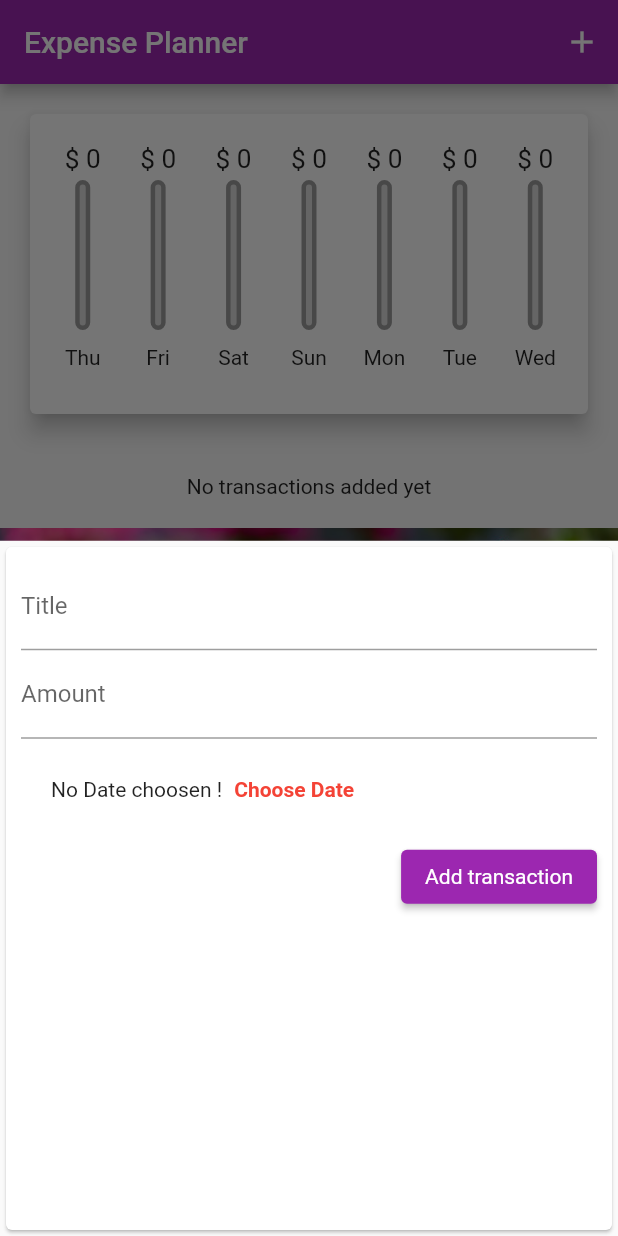
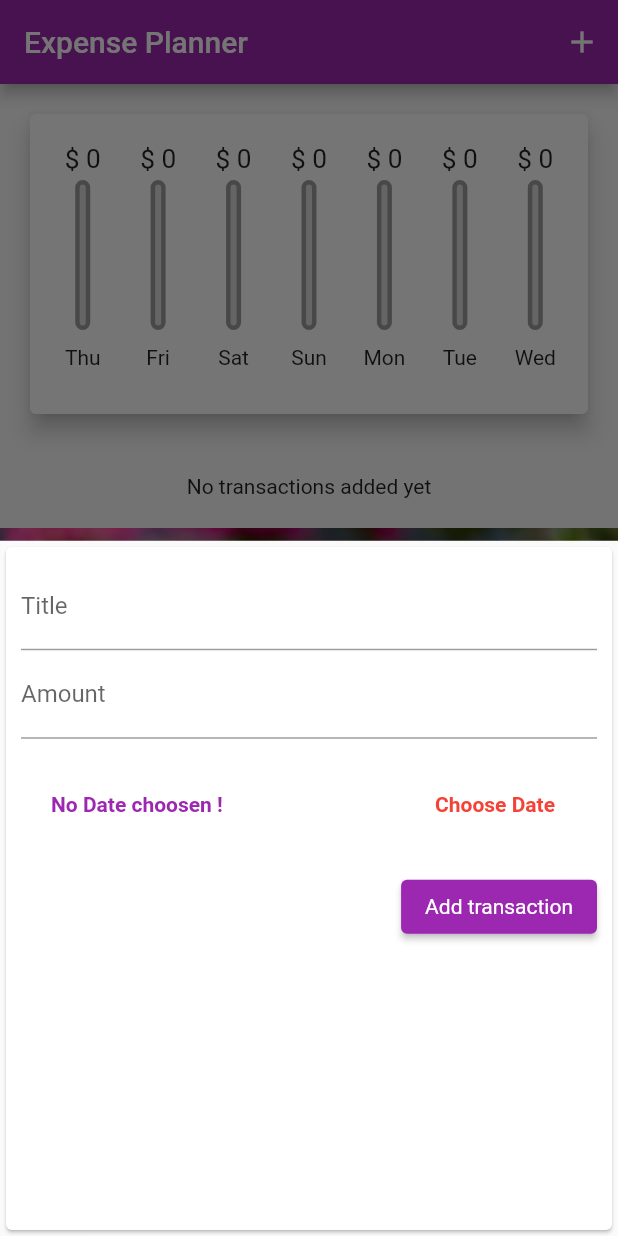
Before and after one commit to JayaSupriya-Somasani/Expense_planner_flutter_app, a Flutter app: the screen it shows after launch, after a tap on the "add" icon, on a phone screen of 412 x 824 dp. Run offline on Flutter 3.47's test engine with Material 2 defaults, Android fonts, the light colour scheme and no system bars.

Commit message:
1.Added selected date in transaction and implemented date picker

```diff
--- a/lib/main.dart
+++ b/lib/main.dart
@@ -17,10 +17,20 @@ class MyApp extends StatelessWidget {
       debugShowCheckedModeBanner: false,
       title: 'Flutter Demo',
       theme: ThemeData(
-          primarySwatch: Colors.purple, accentColor: Colors.amber,
-          primaryColor: Colors.red , textTheme: ThemeData.light().textTheme.copyWith(
-        button: const TextStyle(color: Colors.white)
-      )),
+          primarySwatch: Colors.purple,
+          accentColor: Colors.amber,
+          primaryColor: Colors.red,
+          textTheme: ThemeData
+              .light()
+              .textTheme
+              .copyWith(
+              button: const TextStyle(color: Colors.white),
+              caption: TextStyle(color: Colors.purple),
+            headline1: TextStyle(color: Colors.purple),
+            headline2: TextStyle(color: Colors.purple),
+            headline3: TextStyle(color: Colors.purple),
+            headline4: TextStyle(color: Colors.purple)
+          )),
       home: MyHomePage(),
     );
   }
@@ -34,12 +44,12 @@ class MyHomePage extends StatefulWidget {
 class _MyHomePageState extends State<MyHomePage> {
   final List<Transaction> _userTransactions = [];
 
-  void _addNewTransaction(String txTitile, double txAmount) {
+  void _addNewTransaction(String txTitile, double txAmount,DateTime choosenDate) {
     final newTx = Transaction(
         id: DateTime.now().toString(),
         title: txTitile,
         amount: txAmount,
-        dateTime: DateTime.now());
+        dateTime: choosenDate);
     setState(() {
       _userTransactions.add(newTx);
     });
--- a/lib/widgets/new_transaction.dart
+++ b/lib/widgets/new_transaction.dart
@@ -1,8 +1,9 @@
 import 'package:flutter/material.dart';
-import 'package:flutter/services.dart';
+import 'package:intl/intl.dart';
 
 class NewTransaction extends StatefulWidget {
   final Function addTx;
+
   NewTransaction(this.addTx);
 
   @override
@@ -10,18 +11,38 @@ class NewTransaction extends StatefulWidget {
 }
 
 class _NewTransactionState extends State<NewTransaction> {
-  final titleController = TextEditingController();
-  final amountController = TextEditingController();
+  final _titleController = TextEditingController();
+  final _amountController = TextEditingController();
+  DateTime? _selectedDate;
 
   void submitData(String val) {
-    final enteredTitle = titleController.text;
-    final enteredAmount = double.parse(amountController.text);
+    final enteredTitle = _titleController.text;
+    final enteredAmount = double.parse(_amountController.text);
 
-    if (enteredTitle.isEmpty || enteredAmount <= 0) {
+    if (enteredTitle.isEmpty || enteredAmount <= 0 || _selectedDate==null) {
       return;
     }
-    widget.addTx(titleController.text, double.parse(amountController.text));
+    widget.addTx(_titleController.text, double.parse(_amountController.text),_selectedDate);
     Navigator.of(context).pop();
+  }
+
+  void _presentDatePicker() {
+    showDatePicker(
+            context: context,
+            initialDate: DateTime.now(),
+            firstDate: DateTime(1990),
+            lastDate: DateTime.now())
+        .then((pickedDate) {
+      if (pickedDate == null) {
+        return;
+      }
+      setState(() {
+        _selectedDate = pickedDate;
+      });
+
+      print("selected date $_selectedDate");
+      print(_selectedDate.runtimeType);
+    });
   }
 
   @override
@@ -34,28 +55,36 @@ class _NewTransactionState extends State<NewTransaction> {
           children: [
             TextField(
               decoration: const InputDecoration(label: Text('Title')),
-              controller: titleController,
+              controller: _titleController,
               onSubmitted: (_) => submitData,
             ),
             TextField(
               decoration: const InputDecoration(label: Text('Amount')),
-              controller: amountController,
+              controller: _amountController,
               keyboardType: TextInputType.number,
               onSubmitted: (_) => submitData,
             ),
             Container(
-              margin: EdgeInsets.symmetric(vertical: 10),
+              margin: EdgeInsets.symmetric(vertical: 20),
               padding: EdgeInsets.symmetric(horizontal: 20),
               child: Row(
                 children: [
-                  const Text("No Date choosen !"),
+                  Expanded(
+                    child: Text(_selectedDate == null
+                        ? "No Date choosen !"
+                        : 'Selected Date: ${DateFormat.yMMMd().format(_selectedDate!)}',
+                    style: TextStyle(color: Theme.of(context).textTheme.headline4?.color,fontWeight: FontWeight.bold),),
+                  ),
                   TextButton(
-                      onPressed: () {},
+                      onPressed: _presentDatePicker,
                       // style: TextButton.styleFrom(textStyle: TextStyle(color: Theme.of(context).primaryColor)),
                       style: ButtonStyle(
-                             foregroundColor: MaterialStateProperty.all(Theme.of(context).primaryColor)),
-                      child: const Text( "Choose Date", style: TextStyle(fontWeight: FontWeight.bold),)
-                  )
+                          foregroundColor: MaterialStateProperty.all(
+                              Theme.of(context).primaryColor)),
+                      child: const Text(
+                        "Choose Date",
+                        style: TextStyle(fontWeight: FontWeight.bold),
+                      ))
                 ],
               ),
             ),
@@ -63,9 +92,10 @@ class _NewTransactionState extends State<NewTransaction> {
                 onPressed: () {
                   submitData("Transaction added");
                 },
-                style: TextButton.styleFrom(textStyle: TextStyle(color: Theme.of(context).textTheme.button?.color)),
-                child: Text('Add transaction')
-                )
+                style: TextButton.styleFrom(
+                    textStyle: TextStyle(
+                        color: Theme.of(context).textTheme.button?.color)),
+                child: Text('Add transaction'))
           ],
         ),
       ),
```
